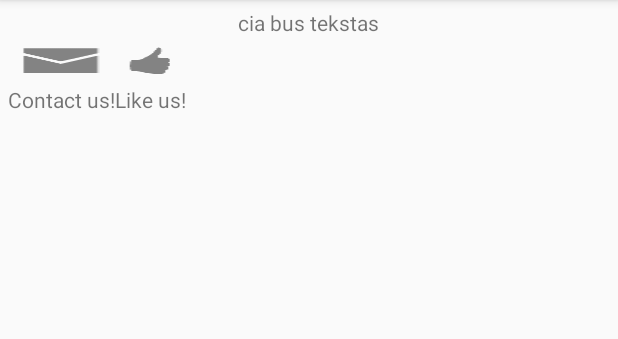
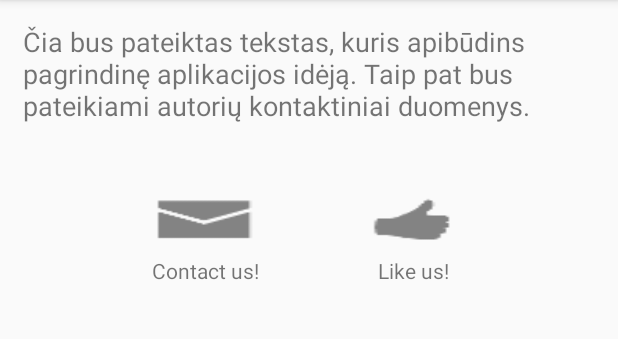
Before and after one commit to ernestaszdanys/mobile_apps_university, an Android app: the fragment AboutFragment shown on its own in the app's theme, on a phone screen of 412 x 824 dp, the part 84-423 px from its top. Run offline under Robolectric (Android 15) with nearby library versions, the phone set to English and light mode, and no system bars.

Commit message:
Fixed about fragment, added functionality and button drawable xml's.

```diff
--- a/ToDoList/app/src/main/java/com/marius/ernestas/todolist/AboutFragment.java
+++ b/ToDoList/app/src/main/java/com/marius/ernestas/todolist/AboutFragment.java
@@ -1,5 +1,7 @@
 package com.marius.ernestas.todolist;
 
+import android.content.Intent;
+import android.net.Uri;
 import android.os.Bundle;
 import android.support.annotation.Nullable;
 import android.support.v4.app.Fragment;
@@ -8,18 +10,48 @@ import android.view.View;
 import android.view.ViewGroup;
 import android.widget.Button;
 
-/**
- * Created by Ernestas on 2014.10.15.
- */
 public class AboutFragment extends Fragment {
+
+    private Button contactButton;
+    private Button likeButton;
+
 
     @Override
     public View onCreateView(LayoutInflater inflater, @Nullable ViewGroup container, @Nullable Bundle savedInstanceState) {
         View rootView = inflater.inflate(R.layout.fragment_about, container, false);
 
-        Button contactButton = (Button) rootView.findViewById(R.id.contactButton);
-        Button likeButton = (Button) rootView.findViewById(R.id.likeButton);
+        contactButton = (Button) rootView.findViewById(R.id.buttonContact);
+        likeButton = (Button) rootView.findViewById(R.id.buttonLike);
+
+        contactButton.setOnClickListener(new View.OnClickListener() {
+            @Override
+            public void onClick(View view) {
+                handleContactButton();
+            }
+        });
+
+        likeButton.setOnClickListener(new View.OnClickListener() {
+            @Override
+            public void onClick(View view) {
+                handleLikeButton();
+            }
+        });
 
         return rootView;
     }
+
+    //TODO: test intents
+    private void handleContactButton() {
+        Intent emailIntent = new Intent(Intent.ACTION_SEND);
+        emailIntent.setType("plain/text");
+        emailIntent.putExtra(Intent.EXTRA_EMAIL, new String[]{"ernestas13@gmail.com", "zilinskas.m@gmail.com"});
+        emailIntent.putExtra(Intent.EXTRA_SUBJECT, "I would like to contact you about our application!");
+        startActivity(Intent.createChooser(emailIntent, ""));
+    }
+
+    private void handleLikeButton() {
+        Intent browserIntent = new Intent(Intent.ACTION_VIEW);
+        browserIntent.setData(Uri.parse("http://facebook.com/neegzistuoja"));
+        startActivity(browserIntent);
+    }
 }
--- a/ToDoList/app/src/main/java/com/marius/ernestas/todolist/MainFragment.java
+++ b/ToDoList/app/src/main/java/com/marius/ernestas/todolist/MainFragment.java
@@ -9,9 +9,6 @@ import android.view.ViewGroup;
 import android.widget.Button;
 import android.widget.TextView;
 
-/**
- * Created by Ernestas on 2014.10.09.
- */
 public class MainFragment extends Fragment {
 
     public MainFragment() {
@@ -21,16 +18,6 @@ public class MainFragment extends Fragment {
     public View onCreateView(LayoutInflater inflater, @Nullable ViewGroup container, @Nullable Bundle savedInstanceState) {
         View rootView = inflater.inflate(R.layout.fragment_main, container, false);
 
-        final TextView text = (TextView) rootView.findViewById(R.id.textAbout);
-        final Button button = (Button) rootView.findViewById(R.id.button);
-
-        button.setOnClickListener(new View.OnClickListener() {
-            @Override
-            public void onClick(View view) {
-                text.setText("balta siena");
-            }
-        });
-
         return rootView;
     }
 }
--- /dev/null
+++ b/ToDoList/app/src/main/res/drawable/button_contact.xml
@@ -0,0 +1,6 @@
+<?xml version="1.0" encoding="UTF-8"?>
+<selector xmlns:android="http://schemas.android.com/apk/res/android">
+    <!--<item android:state_pressed="true" android:drawable="@drawable/ic_action_email" />-->
+    <item android:drawable="@drawable/ic_action_email" />
+
+</selector>
--- /dev/null
+++ b/ToDoList/app/src/main/res/drawable/button_like.xml
@@ -0,0 +1,6 @@
+<?xml version="1.0" encoding="UTF-8"?>
+<selector xmlns:android="http://schemas.android.com/apk/res/android">
+    <!--<item android:state_pressed="true" android:drawable="@drawable/ic_action_good" />-->
+    <item android:drawable="@drawable/ic_action_good" />
+
+</selector>
--- a/ToDoList/app/src/main/res/layout/fragment_about.xml
+++ b/ToDoList/app/src/main/res/layout/fragment_about.xml
@@ -1,63 +1,71 @@
-<LinearLayout
-    android:orientation="vertical"
+<LinearLayout xmlns:android="http://schemas.android.com/apk/res/android"
     android:layout_width="fill_parent"
     android:layout_height="fill_parent"
-    xmlns:android="http://schemas.android.com/apk/res/android"
-    android:weightSum="1"
-    android:layout_margin="5dp">
+    android:orientation="vertical"
+    android:padding="@dimen/main_padding">
 
     <TextView
+        android:id="@+id/textViewAbout"
         android:layout_width="wrap_content"
         android:layout_height="wrap_content"
+        android:layout_gravity="center_horizontal"
         android:text="@string/about"
-        android:id="@+id/textAbout"
-        android:layout_gravity="center_horizontal" />
+        android:textSize="@dimen/text_medium" />
 
     <TableLayout
-        android:layout_width="match_parent"
+        android:layout_width="wrap_content"
         android:layout_height="wrap_content"
-        android:layout_gravity="center_horizontal">
+        android:layout_gravity="center_horizontal"
+        android:layout_marginTop="@dimen/text_buttons_gap">
 
         <TableRow
-            android:layout_width="fill_parent"
-            android:layout_height="fill_parent">
+            android:layout_width="wrap_content"
+            android:layout_height="wrap_content">
 
-            <ImageButton
+            <Button
+                android:id="@+id/buttonContact"
                 android:layout_width="wrap_content"
                 android:layout_height="wrap_content"
-                android:id="@+id/contactButton"
-                android:background="@drawable/ic_action_email"
-                android:layout_column="0" />
+                android:layout_column="0"
+                android:layout_marginEnd="@dimen/buttons_gap"
+                android:layout_marginRight="@dimen/buttons_gap"
+                android:background="@drawable/button_contact" />
 
-            <ImageButton
+            <Button
+                android:id="@+id/buttonLike"
                 android:layout_width="wrap_content"
                 android:layout_height="wrap_content"
-                android:id="@+id/likeButton"
-                android:background="@drawable/ic_action_good"
-                android:layout_column="1" />
+                android:layout_column="1"
+                android:layout_marginLeft="@dimen/buttons_gap"
+                android:layout_marginStart="@dimen/buttons_gap"
+                android:background="@drawable/button_like" />
         </TableRow>
 
         <TableRow
-            android:layout_width="fill_parent"
-            android:layout_height="fill_parent">
+            android:layout_width="wrap_content"
+            android:layout_height="wrap_content">
 
             <TextView
+                android:id="@+id/textViewContact"
                 android:layout_width="wrap_content"
                 android:layout_height="wrap_content"
+                android:layout_column="0"
+                android:layout_marginEnd="@dimen/buttons_gap"
+                android:layout_marginRight="@dimen/buttons_gap"
+                android:gravity="center_horizontal"
                 android:text="@string/contact_us"
-                android:id="@+id/textContact"
-                android:layout_column="0"
-                android:layout_gravity="center"/>
+                android:textSize="@dimen/text_small" />
 
             <TextView
+                android:id="@+id/textViewLike"
                 android:layout_width="wrap_content"
                 android:layout_height="wrap_content"
+                android:layout_column="1"
+                android:layout_marginLeft="@dimen/buttons_gap"
+                android:layout_marginStart="@dimen/buttons_gap"
+                android:gravity="center_horizontal"
                 android:text="@string/like_us"
-                android:id="@+id/textLike"
-                android:layout_column="1"
-                android:layout_gravity="center"/>
+                android:textSize="@dimen/text_small" />
         </TableRow>
     </TableLayout>
-
-
 </LinearLayout>
--- a/ToDoList/app/src/main/res/values/dimens.xml
+++ b/ToDoList/app/src/main/res/values/dimens.xml
@@ -2,4 +2,12 @@
     <!-- Default screen margins, per the Android Design guidelines. -->
     <dimen name="activity_horizontal_margin">16dp</dimen>
     <dimen name="activity_vertical_margin">16dp</dimen>
+    <dimen name="text_micro">12sp</dimen>
+    <dimen name="text_small">14sp</dimen>
+    <dimen name="text_medium">18sp</dimen>
+    <dimen name="text_large">22sp</dimen>
+    <dimen name="main_padding">15dp</dimen>
+    <dimen name="text_buttons_gap">40dp</dimen>
+    <dimen name="buttons_gap">25dp</dimen>
+
 </resources>
--- a/ToDoList/app/src/main/res/values/strings.xml
+++ b/ToDoList/app/src/main/res/values/strings.xml
@@ -4,8 +4,8 @@
     <string name="app_name">ToDoList</string>
     <string name="hello_world">Hello world!</string>
     <string name="action_settings">Settings</string>
+    <string name="about">Čia bus pateiktas tekstas, kuris apibūdins pagrindinę aplikacijos idėją. Taip pat bus pateikiami autorių kontaktiniai duomenys.</string>
     <string name="contact_us">Contact us!</string>
     <string name="like_us">Like us!</string>
-    <string name="about">cia bus tekstas</string>
 
 </resources>
```
